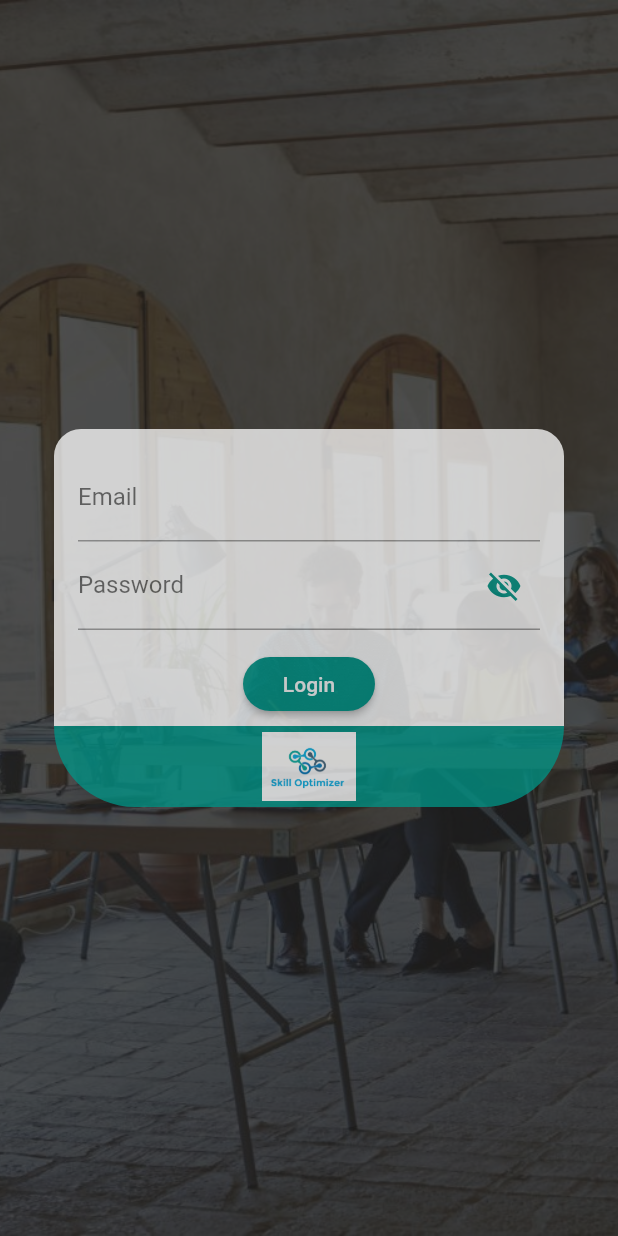
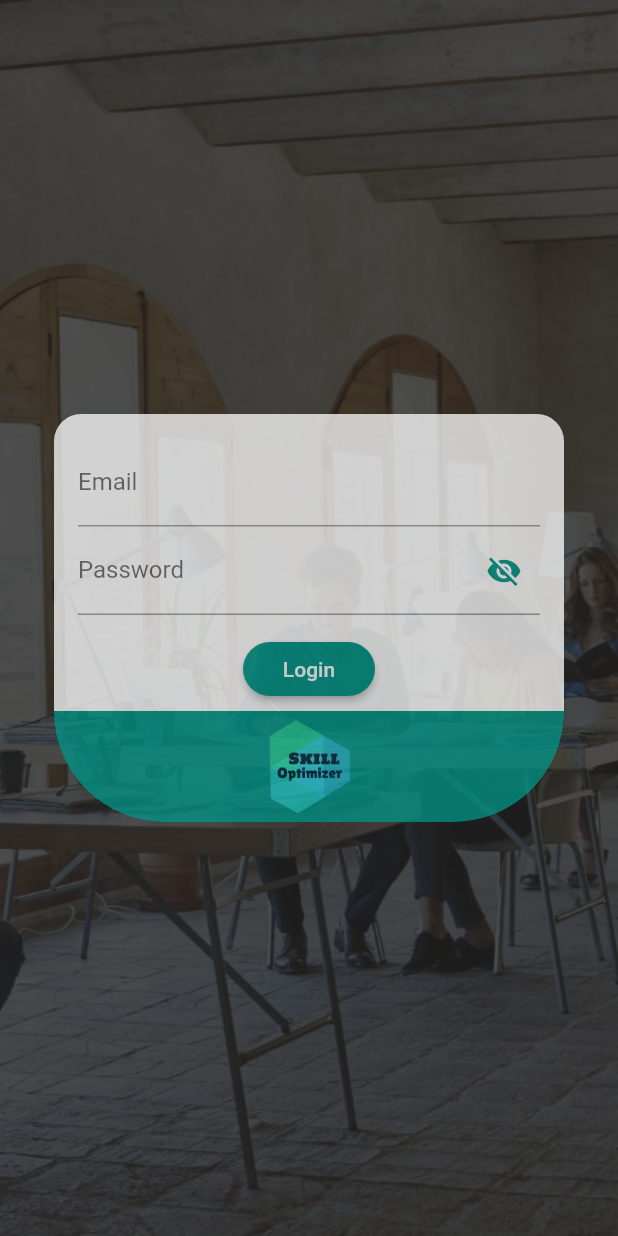
Before and after one commit to yageorge/sosmobile, a Flutter app: the screen it shows after launch, after a tap on "Skip", after a tap on "Done", on a phone screen of 412 x 824 dp. Run offline on Flutter 3.47's test engine with Material 2 defaults, Android fonts, the phone set to English and light mode, and no system bars; our stand-ins replace email_validator, firebase_auth, firebase_core, firebase_messaging, flutter_secure_storage, introduction_screen and 4 more; missing offline and left inert: dart:ffi; accounts and stored records are empty; network calls fail.

```diff
--- a/lib/services/api/auth_api.dart
+++ b/lib/services/api/auth_api.dart
@@ -6,6 +6,7 @@ import '../sharedPrefs.dart';
 
 class AuthApi {
   FirebaseAuth auth = FirebaseAuth.instance;
+  final String token = sharedPrefs.userToken;
 
   // Login to Firebase + return firebase token
   Future<String> firebaseLogin({
@@ -30,7 +31,7 @@ class AuthApi {
     return _firebaseToken;
   }
 
-  // Login user
+  // Login user to laravel
   Future login({
     String email,
     String password,
@@ -88,4 +89,27 @@ class AuthApi {
       throw e;
     }
   }
+
+  // Saving user Firebase Messaging Token
+  Future saveFBMToken(String messagingToken) async {
+    try {
+      // Prepare url
+      final String url = "${sharedPrefs.apiUrl}cloudmessaging/save";
+
+      // Api savetoken request
+      final response = await http.post(
+        url,
+        headers: {'Authorization': token},
+        body: {'messagingToken': messagingToken},
+      );
+      if (response.statusCode == 200) {
+        return json.decode(response.body);
+      } else {
+        throw response.reasonPhrase;
+      }
+    } catch (e) {
+      // throw e;
+      print('saveFBMToken catch error e: $e');
+    }
+  }
 }
--- a/lib/services/app_router.dart
+++ b/lib/services/app_router.dart
@@ -1,14 +1,16 @@
 import 'package:flutter/material.dart';
 import 'package:provider/provider.dart';
+import 'package:firebase_messaging/firebase_messaging.dart';
 import 'dart:convert';
 
 import '../services/sharedPrefs.dart';
 import '../services/providers/user_provider.dart';
 import '../services/storage/secure_storage.dart';
+import '../services/api/auth_api.dart';
 
 import '../models/user.dart';
+import '../widgets/loading_indicator.dart';
 import '../views/splash_screen.dart';
-import '../widgets/loading_indicator.dart';
 import '../views/home/home.dart';
 import '../views/intro/intro.dart';
 import '../views/auth/auth.dart';
@@ -27,22 +29,20 @@ class AppRouter extends StatelessWidget {
     sharedPrefs.deviceWidth = MediaQuery.of(context).size.width;
     sharedPrefs.apiUrl = "http://10.0.2.2:8000/api/";
 
+    // -------------------- TODO -------------------------
+    // When 0 courses => error / handle 0 courses / handle no url image => error
+
     Future<void> checkUserAuthenticated() async {
-      final String _userToken = await storage.getStorageValue(
-        id: "userToken",
-      );
+      // Delay this loading code, to leave 1.75 seconds for the splash screen to show
+      Future.delayed(const Duration(milliseconds: 1750), () async {
+        // Get token / user / department / intro check from device storage
+        final String _userToken =
+            await storage.getStorageValue(id: "userToken");
+        final String _user = await storage.getStorageValue(id: "user");
+        final String _department =
+            await storage.getStorageValue(id: "department");
+        final String _intro = await storage.getStorageValue(id: "intro");
 
-      final String _user = await storage.getStorageValue(
-        id: "user",
-      );
-
-      final String _department = await storage.getStorageValue(
-        id: "department",
-      );
-
-      final String _intro = await storage.getStorageValue(
-        id: "intro",
-      );
         if (_userToken != null && _user != null && _department != null) {
           // convert user + department storage info to user provider
           await _userProvider.setCurrentUser(
@@ -69,10 +69,23 @@ class AppRouter extends StatelessWidget {
                 MaterialPageRoute(builder: (context) => Auth()), (r) => false);
           }
         }
+      });
     }
 
+    void runFirebaseMessaging() async {
+      final fbm = FirebaseMessaging();
+      fbm.requestNotificationPermissions();
+
+      // Get + set user FBM token to Laravel user
+      final String userFBMToken = await fbm.getToken();
+      final AuthApi authApi = AuthApi();
+      await authApi.saveFBMToken(userFBMToken);
+    }
+
+    runFirebaseMessaging();
     checkUserAuthenticated();
 
+    // Return splashscreen for 1.75 seconds / delayed by   checkUserAuthenticated();
     return SplashScreen();
   }
 }
--- a/lib/services/providers/courses_provider.dart
+++ b/lib/services/providers/courses_provider.dart
@@ -19,7 +19,9 @@ class CoursesProvider with ChangeNotifier {
     // API get call
     final response = await coursesApi.getCourses();
     // Converting response to Course
-    _courses = jsonToCourses(response.body);
+    if (response.body != null) {
+      _courses = jsonToCourses(response.body);
+    }
 
     // Notifying all _courses listeners
     notifyListeners();
--- a/lib/views/auth/auth.dart
+++ b/lib/views/auth/auth.dart
@@ -81,7 +81,7 @@ class _AuthState extends State<Auth> {
                     errorMessage: errorMessage,
                   ),
 
-                // Fooyer logo
+                // Footer logo
                 getFooterLogo(context),
               ],
             ),
--- a/lib/views/auth/widgets/footer_logo.dart
+++ b/lib/views/auth/widgets/footer_logo.dart
@@ -9,17 +9,17 @@ Widget getFooterLogo(BuildContext ctx) {
       bottomLeft: Radius.circular(86),
     ),
     child: Container(
-      height: 54,
+      height: 74,
       width: (MediaQuery.of(ctx).size.width - 72) > 176
           ? MediaQuery.of(ctx).size.width - 72
           : 176,
       decoration: BoxDecoration(
-        color: Theme.of(ctx).primaryColor,
+        color: Theme.of(ctx).primaryColor.withOpacity(1),
       ),
       padding: EdgeInsets.all(4),
       child: companyLogo(
-        height: 44,
-        width: 44,
+        height: 74,
+        width: 74,
       ),
     ),
   );
--- a/lib/views/courses/course/widgets/properties.dart
+++ b/lib/views/courses/course/widgets/properties.dart
@@ -62,7 +62,7 @@ Widget getProperties(
         // Course points
         property(
           ctx: ctx,
-          icon: Icons.local_parking,
+          icon: Icons.star,
           figure: course.points.toString(),
         ),
       ],
--- a/lib/views/courses/list/widgets/properties.dart
+++ b/lib/views/courses/list/widgets/properties.dart
@@ -55,7 +55,7 @@ Widget getProperties(
         property(
           ctx: ctx,
           width: 44,
-          icon: Icons.local_parking,
+          icon: Icons.star,
           figure: course.points.toString(),
         ),
 
--- a/lib/views/home/home.dart
+++ b/lib/views/home/home.dart
@@ -33,7 +33,6 @@ class Home extends StatelessWidget {
       return true;
     }
 
-    print('home.dart BUILD RAN RAN');
     return Scaffold(
       drawer: AppDrawer(),
       appBar: appBar(context, 'Home'),
--- a/lib/views/lectures/lecture/lecture_details.dart
+++ b/lib/views/lectures/lecture/lecture_details.dart
@@ -65,8 +65,6 @@ class _LectureDetailsState extends State<LectureDetails> {
 
     // Handle previous lecture tap
     void previousLecture() {
-      // TODO
-      // Should mark Lecture as done as well
       setState(() {
         index = index - 1;
         loadUrlVideo(index);
@@ -75,8 +73,6 @@ class _LectureDetailsState extends State<LectureDetails> {
 
     // Handle next lecture tap
     void nextLecture() {
-      // TODO
-      // Should mark Lecture as done as well
       setState(() {
         index = index + 1;
         loadUrlVideo(index);
--- a/lib/views/splash_screen.dart
+++ b/lib/views/splash_screen.dart
@@ -9,9 +9,22 @@ class SplashScreen extends StatelessWidget {
     return Scaffold(
       backgroundColor: Theme.of(context).scaffoldBackgroundColor,
       body: Center(
-        child: companyLogo(
-          height: 114,
-          width: 114,
+        child: Column(
+          mainAxisAlignment: MainAxisAlignment.center,
+          children: [
+            companyLogo(
+              height: 114,
+              width: 114,
+            ),
+            SizedBox(
+              height: 16,
+            ),
+            Text(
+              'Please wait...',
+              style:
+                  Theme.of(context).textTheme.headline5.copyWith(fontSize: 12),
+            ),
+          ],
         ),
       ),
     );
--- a/lib/widgets/drawer/app_drawer.dart
+++ b/lib/widgets/drawer/app_drawer.dart
@@ -109,8 +109,8 @@ class AppDrawer extends StatelessWidget {
 
                 // SOS Logo
                 companyLogo(
-                  height: 64,
-                  width: 64,
+                  height: 84,
+                  width: 84,
                 ),
               ],
             ),
```
Also changed, not shown: lib/views/courses/list/courses.dart (+58 -2 lines), pubspec.yaml (+7 -0 lines), assets/images/app/intro_1.png, assets/images/app/intro_1old.png (added), assets/images/app/intro_2.png, assets/images/app/intro_2old.png (added), assets/images/app/sos_logo.png, pubspec.lock, 22 other files. Lines whose indentation alone changed are shown as unchanged.
